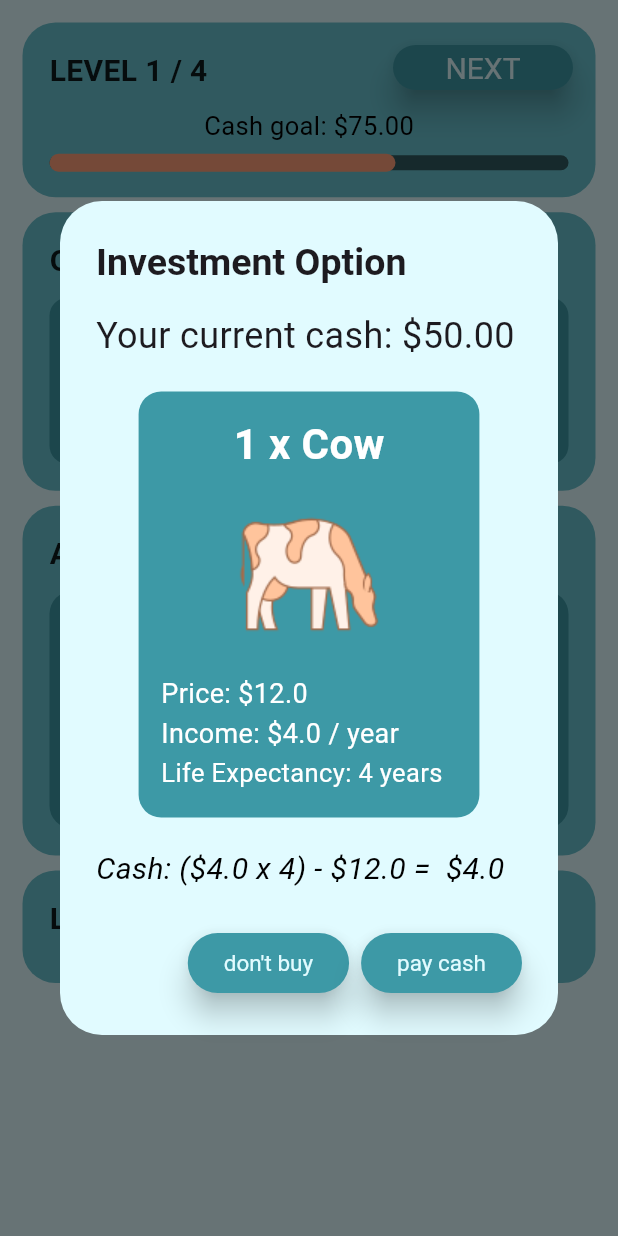
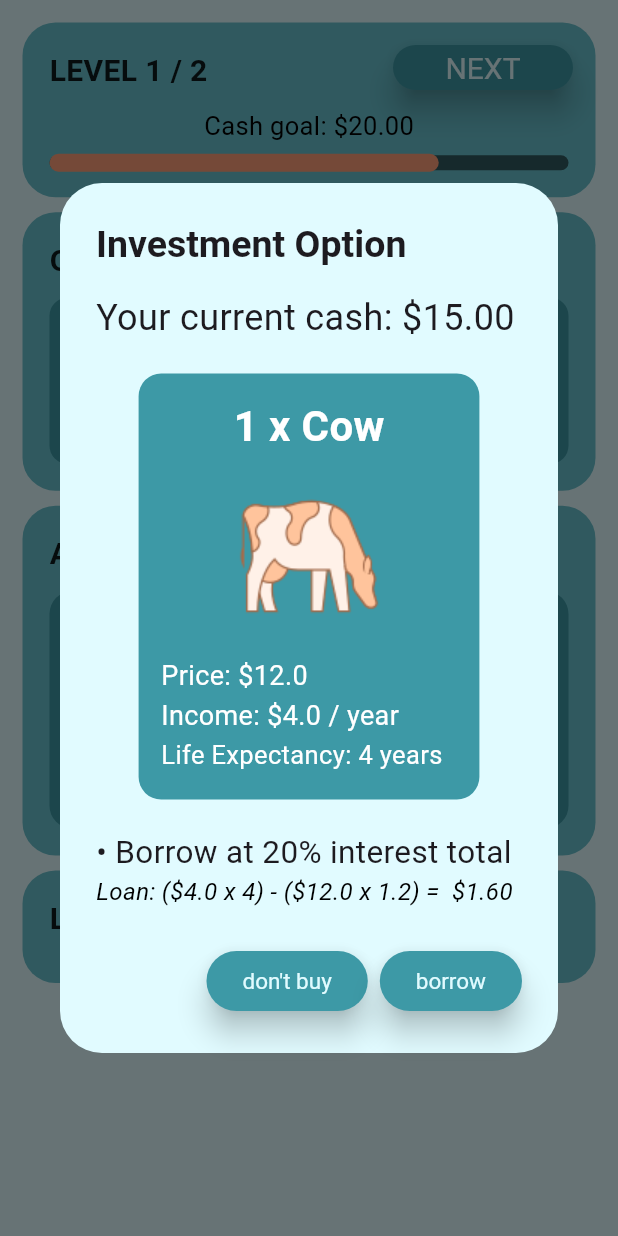
Before and after one commit to Luc1eSky/financial_literacy_game, a Flutter app: the screen it shows after launch, after a tap on "NEXT", on a phone screen of 412 x 824 dp. Run offline on Flutter 3.47's test engine with Material 2 defaults, Android fonts, the phone set to English and light mode, and no system bars; drawn by our look-alikes of auto_size_text, carousel_slider; our stand-ins replace flutter_riverpod.

Commit message:
updates to alert dialogs

```diff
--- a/lib/domain/entities/levels.dart
+++ b/lib/domain/entities/levels.dart
@@ -4,31 +4,31 @@ import 'assets.dart';
 
 List<Level> levels = [
   // Level 1 - cash only, no interest on cash, high starting cash amount
-  Level(
-    startingCash: 50,
-    cashGoal: 75, //100,
-    assets: [chickens.copyWith(riskLevel: 0)],
-    loan: Loan(interestRate: 0.25, asset: cow),
-    assetTypeRandomized: true,
-    assetIncomeAndCostsRandomized: true,
-    showCashBuyOption: true,
-    savingsRate: 0.00,
-  ),
-  // Level 2 - cash only, no interest on cash, low starting cash amount
-  Level(
-    startingCash: 15,
-    cashGoal: 50,
-    assets: [chickens.copyWith(riskLevel: 0)],
-    loan: Loan(interestRate: 0.25, asset: cow),
-    assetTypeRandomized: true,
-    assetIncomeAndCostsRandomized: true,
-    showCashBuyOption: true,
-    savingsRate: 0.00,
-  ),
+  // Level(
+  //   startingCash: 50,
+  //   cashGoal: 75, //100,
+  //   assets: [chickens.copyWith(riskLevel: 0)],
+  //   loan: Loan(interestRate: 0.25, asset: cow),
+  //   assetTypeRandomized: true,
+  //   assetIncomeAndCostsRandomized: true,
+  //   showCashBuyOption: true,
+  //   savingsRate: 0.00,
+  // ),
+  // // Level 2 - cash only, no interest on cash, low starting cash amount
+  // Level(
+  //   startingCash: 15,
+  //   cashGoal: 50,
+  //   assets: [chickens.copyWith(riskLevel: 0)],
+  //   loan: Loan(interestRate: 0.25, asset: cow),
+  //   assetTypeRandomized: true,
+  //   assetIncomeAndCostsRandomized: true,
+  //   showCashBuyOption: true,
+  //   savingsRate: 0.00,
+  // ),
   // Level 3 - borrow only, no interest on cash, low starting cash amount
   Level(
     startingCash: 15,
-    cashGoal: 50,
+    cashGoal: 20, //50
     assets: [chickens.copyWith(riskLevel: 0)],
     loan: Loan(interestRate: 0.20, asset: cow),
     assetTypeRandomized: true,
@@ -39,7 +39,7 @@ List<Level> levels = [
   // Level 4 - borrow and cash options, no interest on cash, low starting cash amount
   Level(
     startingCash: 10,
-    cashGoal: 50,
+    cashGoal: 15, // 50
     assets: [chickens.copyWith(riskLevel: 0)],
     loan: Loan(interestRate: 0.20, asset: cow),
     assetTypeRandomized: true,
```
Also changed, not shown: lib/presentation/screens/home_page.dart (+21 -4 lines).
